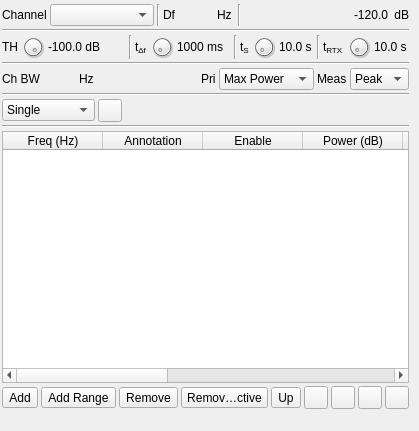
First picture: the form in plugins/channelrx/freqscanner/freqscannergui.ui, repository f4exb/sdrangel, before the edit.
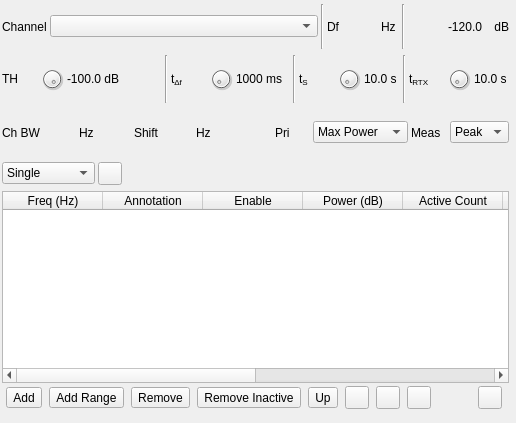
Second picture: the form after the edit. Icons and pictures are not drawn. Custom widgets are drawn as their Qt base class.

Commit message: Frequency scanner: added controlled channel frequency shift

The edit to the form file:
```diff
--- a/plugins/channelrx/freqscanner/freqscannergui.ui
+++ b/plugins/channelrx/freqscanner/freqscannergui.ui
@@ -6,8 +6,8 @@
    <rect>
     <x>0</x>
     <y>0</y>
-    <width>419</width>
-    <height>431</height>
+    <width>516</width>
+    <height>423</height>
    </rect>
   </property>
   <property name="sizePolicy">
@@ -39,7 +39,7 @@
     <rect>
      <x>0</x>
      <y>0</y>
-     <width>411</width>
+     <width>511</width>
      <height>411</height>
     </rect>
    </property>
@@ -166,9 +166,6 @@
       </item>
       <item>
        <spacer name="horizontalSpacer">
-        <property name="orientation">
-         <enum>Qt::Orientation::Horizontal</enum>
-        </property>
         <property name="sizeHint" stdset="0">
          <size>
           <width>40</width>
@@ -191,14 +188,11 @@
            <string>Active frequency power </string>
           </property>
           <property name="layoutDirection">
-           <enum>Qt::LayoutDirection::RightToLeft</enum>
+           <enum>Qt::LeftToRight</enum>
           </property>
           <property name="text">
            <string>-120.0</string>
           </property>
-          <property name="alignment">
-           <set>Qt::AlignmentFlag::AlignRight|Qt::AlignmentFlag::AlignTrailing|Qt::AlignmentFlag::AlignVCenter</set>
-          </property>
          </widget>
         </item>
         <item>
@@ -215,7 +209,7 @@
     <item>
      <widget class="Line" name="line_7">
       <property name="orientation">
-       <enum>Qt::Orientation::Horizontal</enum>
+       <enum>Qt::Vertical</enum>
       </property>
      </widget>
     </item>
@@ -265,9 +259,6 @@
       </item>
       <item>
        <spacer name="horizontalSpacer_3">
-        <property name="orientation">
-         <enum>Qt::Orientation::Horizontal</enum>
-        </property>
         <property name="sizeHint" stdset="0">
          <size>
           <width>40</width>
@@ -428,7 +419,7 @@
     <item>
      <widget class="Line" name="line_5">
       <property name="orientation">
-       <enum>Qt::Orientation::Horizontal</enum>
+       <enum>Qt::Vertical</enum>
       </property>
      </widget>
     </item>
@@ -479,11 +470,62 @@
         </property>
        </widget>
       </item>
+      <item>
+       <widget class="QLabel" name="shiftLabel">
+        <property name="minimumSize">
+         <size>
+          <width>40</width>
+          <height>0</height>
+         </size>
+        </property>
+        <property name="text">
+         <string>Shift</string>
+        </property>
+        <property name="alignment">
+         <set>Qt::AlignRight|Qt::AlignTrailing|Qt::AlignVCenter</set>
+        </property>
+       </widget>
+      </item>
+      <item>
+       <widget class="ValueDialZ" name="channelShift" native="true">
+        <property name="sizePolicy">
+         <sizepolicy hsizetype="Maximum" vsizetype="Maximum">
+          <horstretch>0</horstretch>
+          <verstretch>0</verstretch>
+         </sizepolicy>
+        </property>
+        <property name="minimumSize">
+         <size>
+          <width>32</width>
+          <height>16</height>
+         </size>
+        </property>
+        <property name="font">
+         <font>
+          <family>Liberation Mono</family>
+          <pointsize>12</pointsize>
+         </font>
+        </property>
+        <property name="cursor">
+         <cursorShape>PointingHandCursor</cursorShape>
+        </property>
+        <property name="focusPolicy">
+         <enum>Qt::NoFocus</enum>
+        </property>
+        <property name="toolTip">
+         <string>Frequency shift applied from scan frequency (for SSB)</string>
+        </property>
+       </widget>
+      </item>
+      <item>
+       <widget class="QLabel" name="shiftUnits">
+        <property name="text">
+         <string>Hz</string>
+        </property>
+       </widget>
+      </item>
       <item>
        <spacer name="horizontalSpacer_4">
-        <property name="orientation">
-         <enum>Qt::Orientation::Horizontal</enum>
-        </property>
         <property name="sizeHint" stdset="0">
          <size>
           <width>40</width>
@@ -551,7 +593,7 @@
     <item>
      <widget class="Line" name="filterLine">
       <property name="orientation">
-       <enum>Qt::Orientation::Horizontal</enum>
+       <enum>Qt::Vertical</enum>
       </property>
      </widget>
     </item>
@@ -626,7 +668,7 @@
     <item>
      <widget class="Line" name="line_8">
       <property name="orientation">
-       <enum>Qt::Orientation::Horizontal</enum>
+       <enum>Qt::Vertical</enum>
       </property>
      </widget>
     </item>
@@ -821,9 +863,6 @@
         </item>
         <item>
          <spacer name="horizontalSpacer_2">
-          <property name="orientation">
-           <enum>Qt::Orientation::Horizontal</enum>
-          </property>
           <property name="sizeHint" stdset="0">
            <size>
             <width>40</width>
```
Left out of the diff: 16 changed lines with no effect on the pictures. The commit also changes 14 other files.
